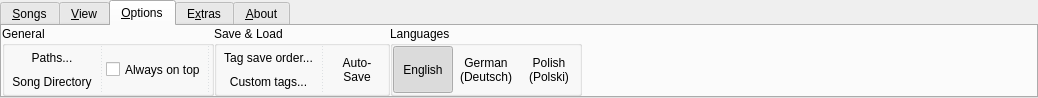
This is uman/src/ribbon/QURibbonBar.ui in UltraStar-Deluxe/UltraStar-Manager as Qt 5 draws it before an edit. The edited form follows.
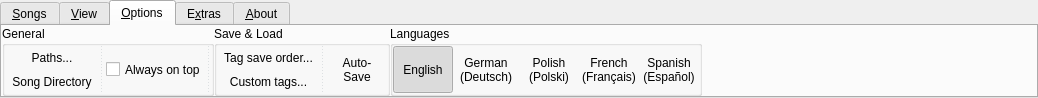
This is the edited form. The open tabs and pages were chosen to show the change. Icons and pictures are not drawn.

Commit message: prepared French and Spanish translation

Patch:
```diff
--- a/uman/src/ribbon/QURibbonBar.ui
+++ b/uman/src/ribbon/QURibbonBar.ui
@@ -1246,6 +1246,84 @@
          </property>
         </widget>
        </item>
+       <item>
+        <widget class="QToolButton" name="langFrBtn">
+         <property name="sizePolicy">
+          <sizepolicy hsizetype="Preferred" vsizetype="Preferred">
+           <horstretch>0</horstretch>
+           <verstretch>0</verstretch>
+          </sizepolicy>
+         </property>
+         <property name="minimumSize">
+          <size>
+           <width>60</width>
+           <height>0</height>
+          </size>
+         </property>
+         <property name="toolTip">
+          <string>Change application language to 'French (Français)'.</string>
+         </property>
+         <property name="text">
+          <string>French
+(Français)</string>
+         </property>
+         <property name="icon">
+          <iconset resource="../resources/uman.qrc">
+           <normaloff>:/lang/fr.png</normaloff>:/lang/fr.png</iconset>
+         </property>
+         <property name="checkable">
+          <bool>true</bool>
+         </property>
+         <property name="autoExclusive">
+          <bool>true</bool>
+         </property>
+         <property name="toolButtonStyle">
+          <enum>Qt::ToolButtonTextUnderIcon</enum>
+         </property>
+         <property name="autoRaise">
+          <bool>true</bool>
+         </property>
+        </widget>
+       </item>
+       <item>
+        <widget class="QToolButton" name="langEsBtn">
+         <property name="sizePolicy">
+          <sizepolicy hsizetype="Preferred" vsizetype="Preferred">
+           <horstretch>0</horstretch>
+           <verstretch>0</verstretch>
+          </sizepolicy>
+         </property>
+         <property name="minimumSize">
+          <size>
+           <width>60</width>
+           <height>0</height>
+          </size>
+         </property>
+         <property name="toolTip">
+          <string>Change application language to 'Spanish (Español)'.</string>
+         </property>
+         <property name="text">
+          <string>Spanish
+(Español)</string>
+         </property>
+         <property name="icon">
+          <iconset resource="../resources/uman.qrc">
+           <normaloff>:/lang/es.png</normaloff>:/lang/es.png</iconset>
+         </property>
+         <property name="checkable">
+          <bool>true</bool>
+         </property>
+         <property name="autoExclusive">
+          <bool>true</bool>
+         </property>
+         <property name="toolButtonStyle">
+          <enum>Qt::ToolButtonTextUnderIcon</enum>
+         </property>
+         <property name="autoRaise">
+          <bool>true</bool>
+         </property>
+        </widget>
+       </item>
       </layout>
      </widget>
     </item>
```
Left out of the diff: 2 changed lines with no effect on the pictures. The commit also changes 20 other files.
